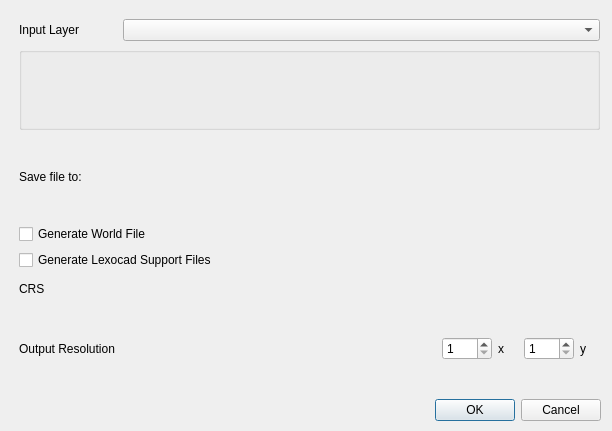
The window that raster_cutter_dialog_base.ui (geometalab/qgis-raster-cutter) describes before a commit, drawn with Qt 5.
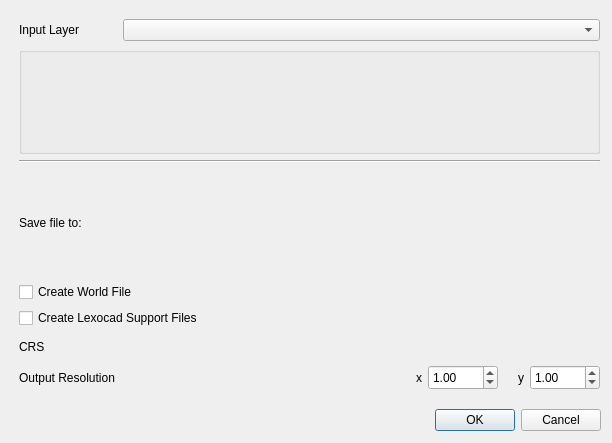
The same window after the commit. Custom widgets are drawn as their Qt base class.

The edit to the form file:
```diff
--- a/raster_cutter_dialog_base.ui
+++ b/raster_cutter_dialog_base.ui
@@ -7,17 +7,20 @@
     <x>0</x>
     <y>0</y>
     <width>612</width>
-    <height>431</height>
+    <height>443</height>
    </rect>
   </property>
   <property name="windowTitle">
-   <string>Raster Cutter</string>
+   <string>Save Raster Image as...</string>
+  </property>
+  <property name="sizeGripEnabled">
+   <bool>false</bool>
   </property>
   <widget class="QDialogButtonBox" name="button_box">
    <property name="geometry">
     <rect>
      <x>20</x>
-     <y>390</y>
+     <y>400</y>
      <width>581</width>
      <height>41</height>
     </rect>
@@ -68,6 +71,13 @@
     <item>
      <widget class="QgsExtentGroupBox" name="extent_box"/>
     </item>
+    <item>
+     <widget class="Line" name="line">
+      <property name="orientation">
+       <enum>Qt::Horizontal</enum>
+      </property>
+     </widget>
+    </item>
     <item>
      <layout class="QHBoxLayout" name="horizontalLayout_6">
       <item>
@@ -104,14 +114,17 @@
     <item>
      <widget class="QCheckBox" name="worldfile_checkbox">
       <property name="text">
-       <string>Generate World File </string>
+       <string>Create World File </string>
+      </property>
+      <property name="tristate">
+       <bool>false</bool>
       </property>
      </widget>
     </item>
     <item>
      <widget class="QCheckBox" name="lexocad_checkbox">
       <property name="text">
-       <string>Generate Lexocad Support Files </string>
+       <string>Create Lexocad Support Files</string>
       </property>
      </widget>
     </item>
@@ -181,25 +194,6 @@
         </property>
        </widget>
       </item>
-      <item>
-       <widget class="QSpinBox" name="x_res_box">
-        <property name="maximumSize">
-         <size>
-          <width>50</width>
-          <height>16777215</height>
-         </size>
-        </property>
-        <property name="prefix">
-         <string/>
-        </property>
-        <property name="minimum">
-         <number>1</number>
-        </property>
-        <property name="maximum">
-         <number>99999</number>
-        </property>
-       </widget>
-      </item>
       <item>
        <widget class="QLabel" name="label_3">
         <property name="maximumSize">
@@ -211,21 +205,24 @@
         <property name="text">
          <string>x</string>
         </property>
+        <property name="alignment">
+         <set>Qt::AlignRight|Qt::AlignTrailing|Qt::AlignVCenter</set>
+        </property>
        </widget>
       </item>
       <item>
-       <widget class="QSpinBox" name="y_res_box">
+       <widget class="QDoubleSpinBox" name="x_res_box">
         <property name="maximumSize">
          <size>
-          <width>50</width>
-          <height>16777215</height>
+          <width>70</width>
+          <height>25</height>
          </size>
         </property>
         <property name="minimum">
-         <number>1</number>
+         <double>0.010000000000000</double>
         </property>
-        <property name="maximum">
-         <number>9999</number>
+        <property name="value">
+         <double>1.000000000000000</double>
         </property>
        </widget>
       </item>
@@ -239,6 +236,25 @@
         </property>
         <property name="text">
          <string>y</string>
+        </property>
+        <property name="alignment">
+         <set>Qt::AlignRight|Qt::AlignTrailing|Qt::AlignVCenter</set>
+        </property>
+       </widget>
+      </item>
+      <item>
+       <widget class="QDoubleSpinBox" name="y_res_box">
+        <property name="maximumSize">
+         <size>
+          <width>70</width>
+          <height>25</height>
+         </size>
+        </property>
+        <property name="minimum">
+         <double>0.010000000000000</double>
+        </property>
+        <property name="value">
+         <double>1.000000000000000</double>
         </property>
        </widget>
       </item>
```
Left out of the diff: 15 changed lines with no effect on the pictures.
